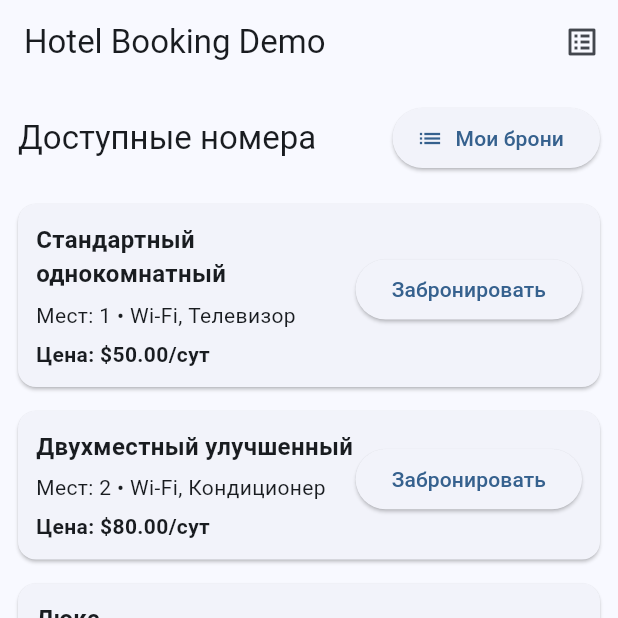
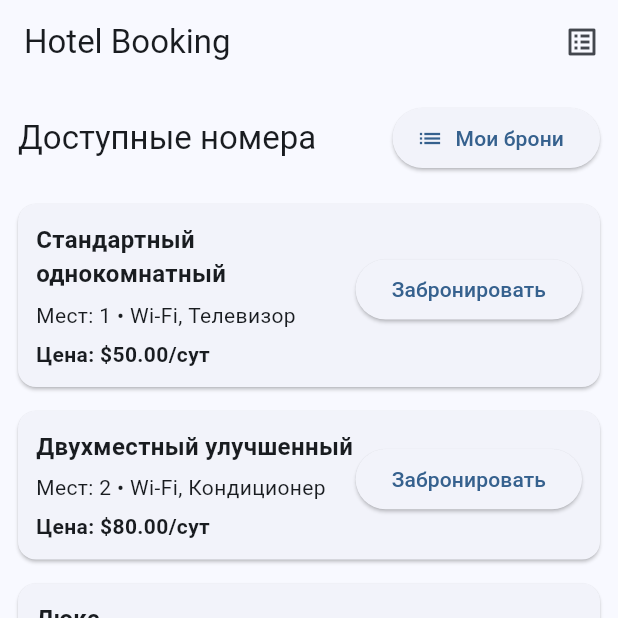
Before and after one commit to emiliyura/flutter_5, a Flutter app: the screen it shows after launch, on a phone screen of 412 x 824 dp, the top half of it. Run offline on Flutter 3.47's test engine with Material 3 defaults, Android fonts, the phone set to English and light mode, and no system bars.

Commit message:
Титул

```diff
--- a/lib/features/booking/booking_container.dart
+++ b/lib/features/booking/booking_container.dart
@@ -117,7 +117,7 @@ class _BookingContainerState extends State<BookingContainer> {
 
     return Scaffold(
       appBar: AppBar(
-        title: const Text('Hotel Booking Demo'),
+        title: const Text('Hotel Booking'),
         actions: [
           IconButton(
             icon: const Icon(Icons.list_alt),
--- a/lib/main.dart
+++ b/lib/main.dart
@@ -11,7 +11,7 @@ class BookingApp extends StatelessWidget {
   @override
   Widget build(BuildContext context) {
     return MaterialApp(
-      title: 'Hotel Booking Demo',
+      title: 'Hotel Booking',
       theme: ThemeData(
         colorScheme: ColorScheme.fromSeed(seedColor: Colors.blue),
       ),
```
